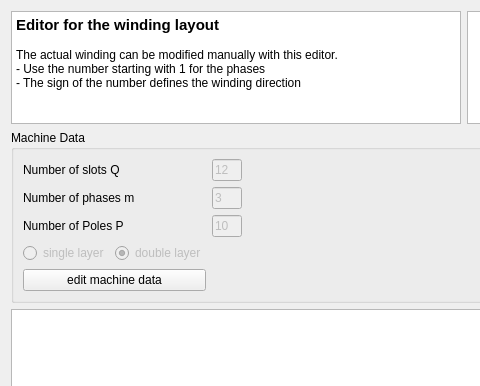
Qt form swat_em/ui/winding_layout.ui (mjfwest/swat-em) before a commit; both pictures show x 0 to 480 and y 0 to 386 of the 928 by 468 pixel window.
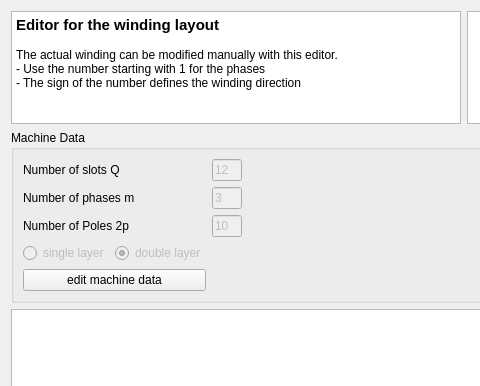
The same form after that commit. Icons and pictures are not drawn.

Commit message: Number of poles described as '2p' instead of 'P'

What changed in the file:
```diff
--- a/swat_em/ui/winding_layout.ui
+++ b/swat_em/ui/winding_layout.ui
@@ -108,7 +108,7 @@
         <item row="3" column="0">
          <widget class="QLabel" name="label_6">
           <property name="text">
-           <string>Number of Poles P</string>
+           <string>Number of Poles 2p</string>
           </property>
          </widget>
         </item>
```
